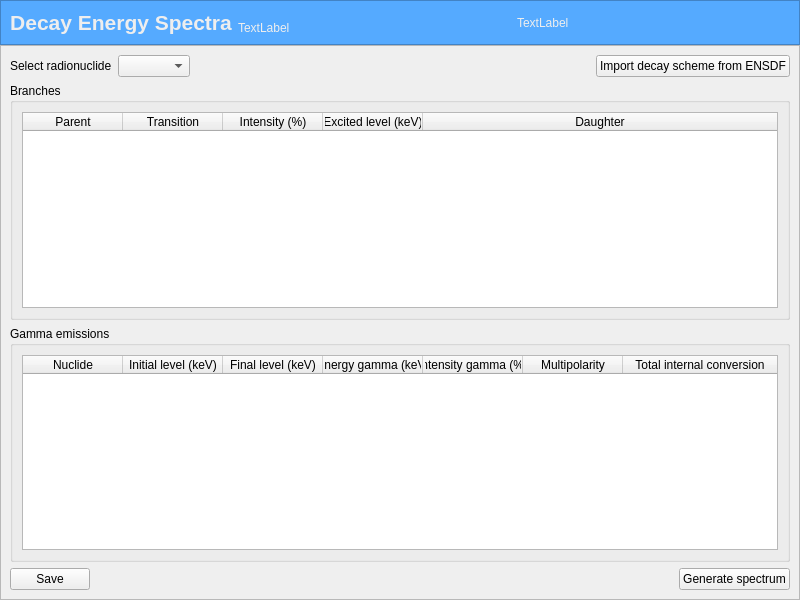
ziemastz/DES_v2, file UI/DEC/mainwindow.ui: the form before one commit.
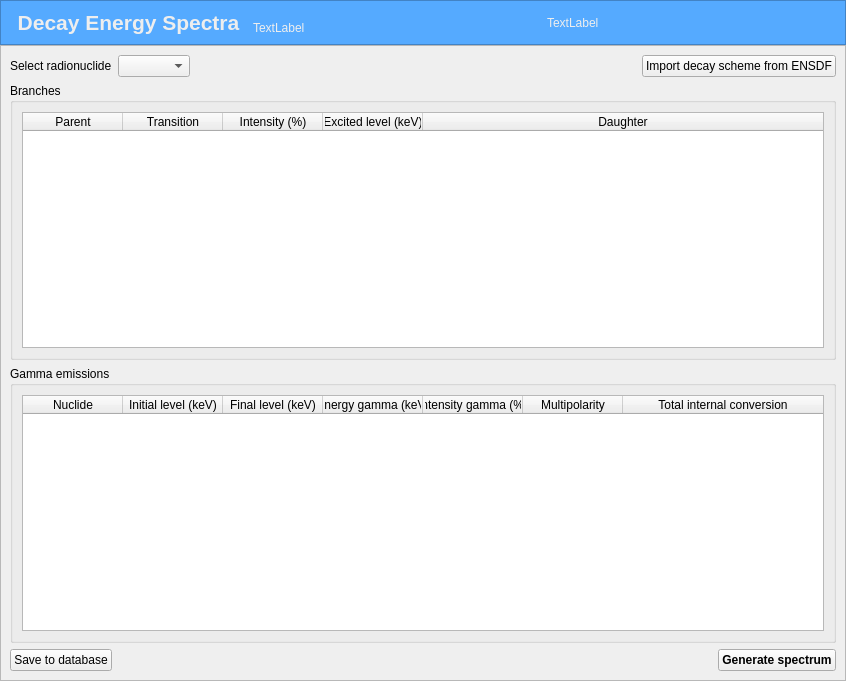
The form after the commit. Icons and pictures are not drawn.

```diff
--- a/UI/DEC/mainwindow.ui
+++ b/UI/DEC/mainwindow.ui
@@ -6,8 +6,8 @@
    <rect>
     <x>0</x>
     <y>0</y>
-    <width>800</width>
-    <height>600</height>
+    <width>846</width>
+    <height>681</height>
    </rect>
   </property>
   <property name="windowTitle">
@@ -280,7 +280,7 @@
          <item>
           <widget class="QPushButton" name="save_data_pushButton">
            <property name="text">
-            <string>Save</string>
+            <string>Save to database</string>
            </property>
            <property name="icon">
             <iconset resource="resources.qrc">
@@ -303,6 +303,11 @@
          </item>
          <item>
           <widget class="QPushButton" name="generate_spectrumpushButton">
+           <property name="font">
+            <font>
+             <bold>true</bold>
+            </font>
+           </property>
            <property name="text">
             <string>Generate spectrum</string>
            </property>
```
Left out of the diff: 2 changed lines with no effect on the pictures.
